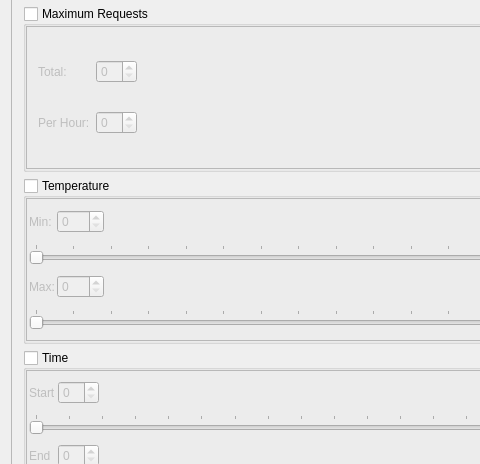
Qt form IdsEditor/RuleEditor.ui (pnnl/ms-speak) before a commit; both pictures show x 0 to 480 and y 90 to 554 of the 867 by 828 pixel window.
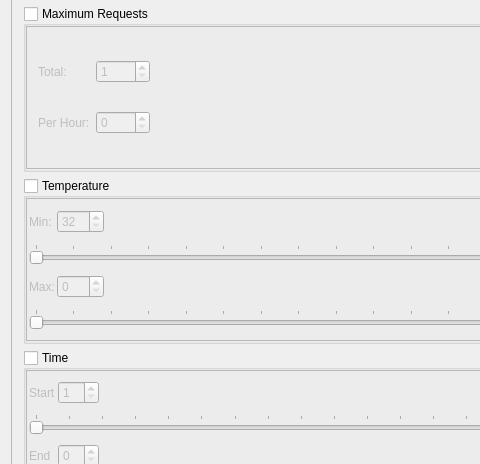
The same form after that commit. Icons and pictures are not drawn.

Commit message: Reverted to Qt5.15.2, Rule Add working.

```diff
--- a/IdsEditor/RuleEditor.ui
+++ b/IdsEditor/RuleEditor.ui
@@ -110,7 +110,14 @@
              <item row="0" column="1">
               <layout class="QHBoxLayout" name="horizontalLayout_5">
                <item>
-                <widget class="QSpinBox" name="MaxRequestsSpin"/>
+                <widget class="QSpinBox" name="MaxRequestsSpin">
+                 <property name="minimum">
+                  <number>1</number>
+                 </property>
+                 <property name="maximum">
+                  <number>1000</number>
+                 </property>
+                </widget>
                </item>
                <item>
                 <spacer name="horizontalSpacer_4">
@@ -140,7 +147,14 @@
              <item row="1" column="1">
               <layout class="QHBoxLayout" name="horizontalLayout_2">
                <item>
-                <widget class="QSpinBox" name="MaxReqPHSpin"/>
+                <widget class="QSpinBox" name="MaxReqPHSpin">
+                 <property name="minimum">
+                  <number>0</number>
+                 </property>
+                 <property name="maximum">
+                  <number>1000</number>
+                 </property>
+                </widget>
                </item>
                <item>
                 <spacer name="horizontalSpacer_6">
@@ -229,8 +243,11 @@
                  <verstretch>0</verstretch>
                 </sizepolicy>
                </property>
+               <property name="minimum">
+                <number>32</number>
+               </property>
                <property name="maximum">
-                <number>212</number>
+                <number>120</number>
                </property>
               </widget>
              </item>
@@ -378,6 +395,9 @@
              </item>
              <item row="0" column="1">
               <widget class="QSpinBox" name="MinTimeSpin">
+               <property name="minimum">
+                <number>1</number>
+               </property>
                <property name="maximum">
                 <number>24</number>
                </property>
```
Left out of the diff: 4 changed lines with no effect on the pictures. The commit also changes 14 other files.
